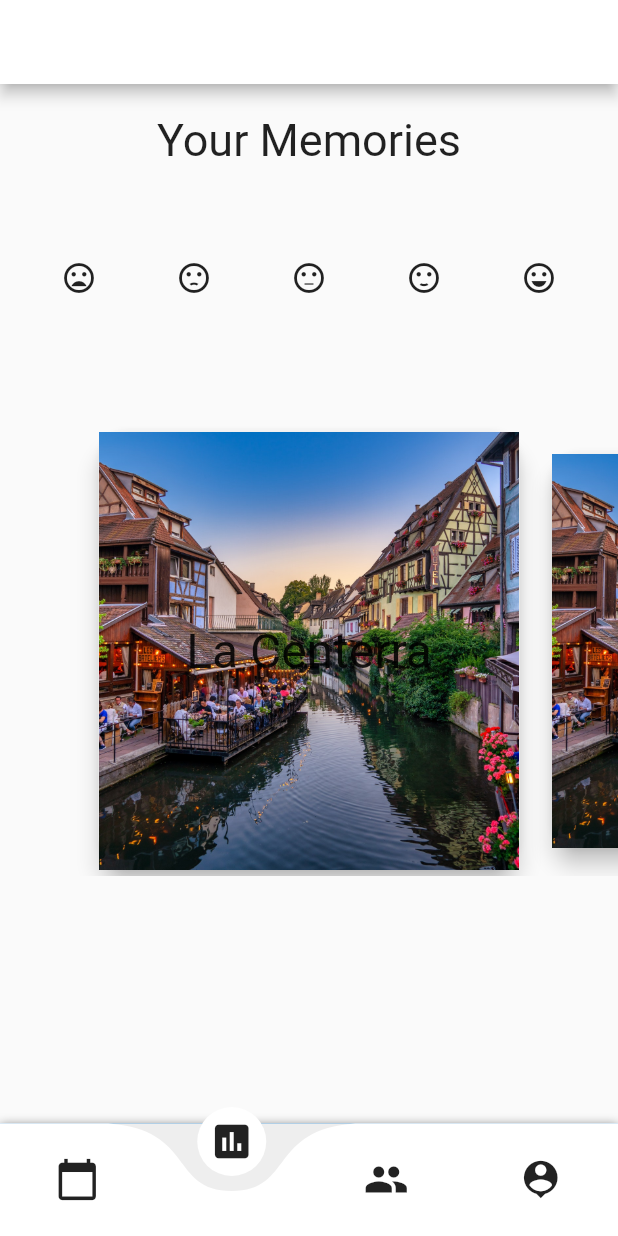
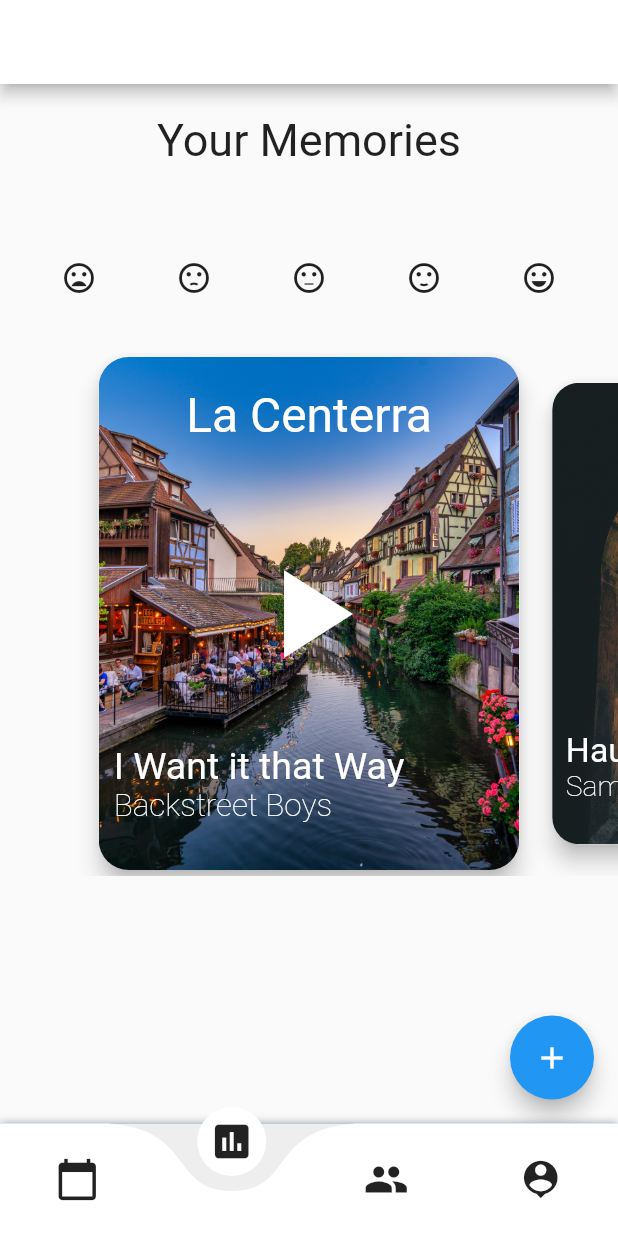
Before and after one commit to YuanSamuel/memory_notes, a Flutter app: the screen it shows after launch, item 2 of the bottom bar chosen, on a phone screen of 412 x 824 dp. Run offline on Flutter 3.47's test engine with Material 2 defaults, Android fonts, the phone set to English and light mode, and no system bars; drawn by our look-alikes of curved_navigation_bar; our stand-ins replace avatar_glow, cloud_firestore, firebase_auth, liquid_swipe; accounts and stored records are empty.

Commit message:
fixed up gallery page

```diff
--- a/lib/screens/gallery_screen.dart
+++ b/lib/screens/gallery_screen.dart
@@ -9,14 +9,17 @@
 
   List<String> locations = ["La Centerra", "Cinco Ranch", "Creech Elementary", "Home"];
   List<String> locationsImgs = ["assets/images/1.jpg", "assets/images/2.jpg", "assets/images/3.jpg", "assets/images/1.jpg"];
+  List<String> songs = ["I Want it that Way", "Haunt Me", "Dat Stick", "Juicy"];
+  List<String> artists = ["Backstreet Boys", "Samsa", "Rich Brian", "Doja Cat"];
 
   int _index = 0;
 
 
   @override
   Widget build(BuildContext context) {
-
-    return Container(
+    return Scaffold(
+      floatingActionButton: FloatingActionButton(child: Icon(Icons.add),),
+      body: Container(
         child: Column(
           children: <Widget>[
             SizedBox(height: 20.0,),
@@ -33,11 +36,11 @@
               ],
             ),
 
-          SizedBox(height: 75.0,),
+            SizedBox(height: 25.0,),
 
             //gallery
             SizedBox(
-            height: 300, // card height
+              height: 350, // card height
               child: PageView.builder(
                 itemCount: locations.length,
                 controller: PageController(viewportFraction: 0.7),
@@ -52,17 +55,52 @@
                       child: Stack(
                         children: <Widget>[
                           Container(
-                            height: 300,
+                              height: 350,
                               width: 300,
                               decoration: BoxDecoration(borderRadius: BorderRadius.circular(20.0)),
-                            child: Image.asset('assets/images/1.jpg', fit: BoxFit.cover,)),
-                        Center(
+                              child: ClipRRect(
+                                borderRadius: BorderRadius.circular(20.0),
+                                  child: Image.asset(locationsImgs[i],
+                                    fit: BoxFit.cover,)
+                              )
+                          ),
+                          Positioned(
+                            child: Align(
+                              alignment: Alignment.topCenter,
+                              child: Padding(
+                                padding: const EdgeInsets.only(top: 20.0),
                                 child: Text(
                                   locations[i],
-                            style: TextStyle(fontSize: 32),
+                                  style: TextStyle(fontSize: 32, color: Colors.white),
                                   textAlign: TextAlign.center,
                                 ),
                               ),
+                            ),
+                          ),
+                          Center(
+                            child: Icon(Icons.play_arrow, size: 100.0, color: Colors.white,),
+                          ),
+                          Positioned(
+                            bottom: 30,
+                            left: 10,
+                            child: Column(
+                              crossAxisAlignment: CrossAxisAlignment.start,
+                              children: <Widget>[
+                                Text(
+                                  songs[i],
+                                  style: TextStyle(fontSize: 25, color: Colors.white),
+                                  textAlign: TextAlign.center,
+                                ),
+
+                                Text(
+                                  artists[i],
+                                  style: TextStyle(fontSize: 21, color: Colors.white, fontWeight: FontWeight.w200),
+                                  textAlign: TextAlign.center,
+                                ),
+
+                              ],
+                            ),
+                          )
                         ],
                       ),
                     ),
@@ -72,6 +110,7 @@
             ),
           ],
         ),
+      ),
     );
   }
 }
```
Lines whose indentation alone changed are shown as unchanged.
